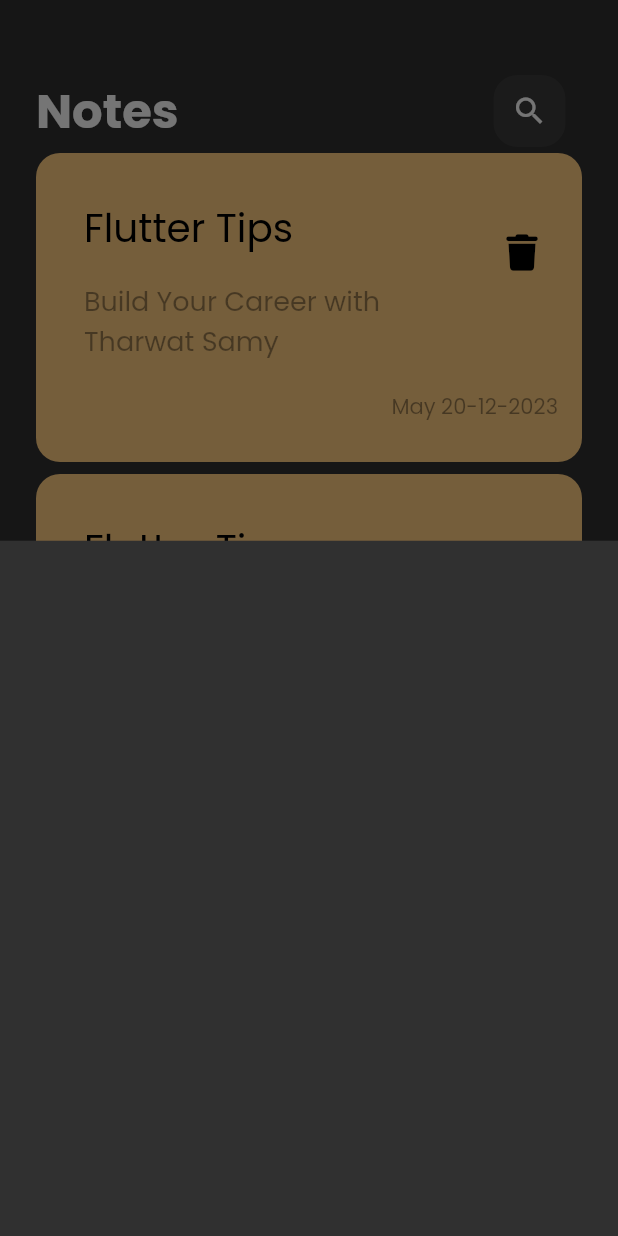
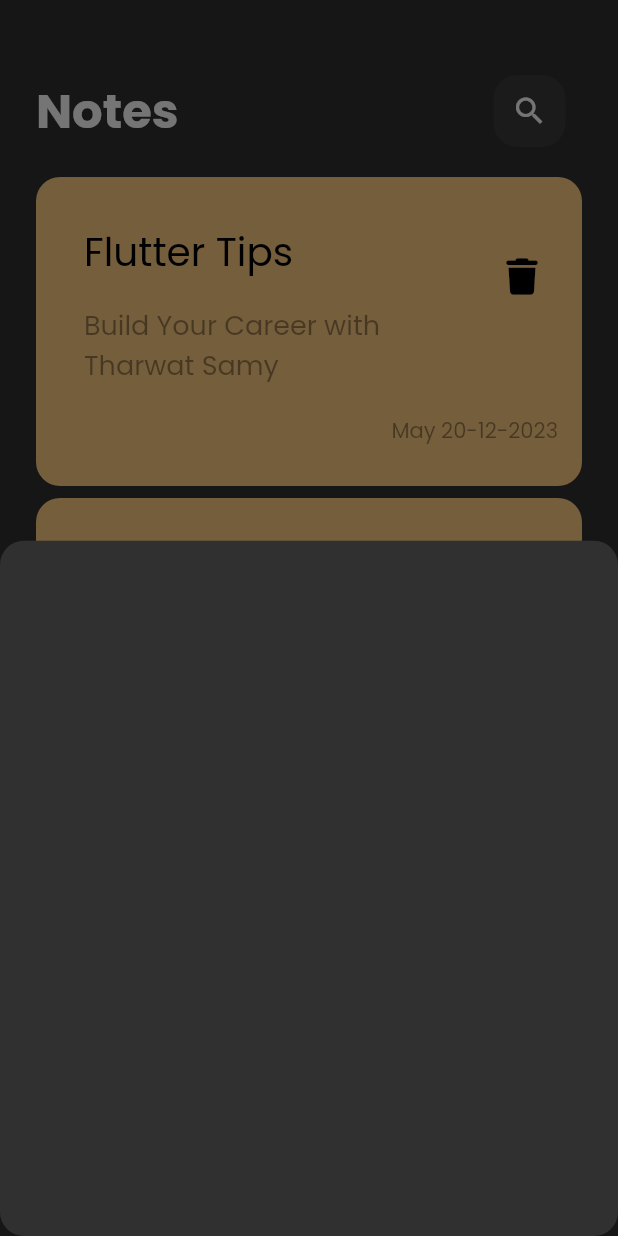
Before and after one commit to ramywael/Notes_App, a Flutter app: the screen it shows after launch, after a tap on the "add" icon, on a phone screen of 412 x 824 dp. Run offline on Flutter 3.47's test engine with Material 2 defaults, Android fonts, the phone set to English and light mode, and no system bars; our stand-ins replace font_awesome_flutter.

Commit message:
Creating the border to bottomsheet && padding list

```diff
--- a/lib/views/Notes_view.dart
+++ b/lib/views/Notes_view.dart
@@ -10,9 +10,14 @@ class NotesView extends StatelessWidget {
       floatingActionButton: FloatingActionButton(
           onPressed: () {
             showModalBottomSheet(
+              shape: RoundedRectangleBorder(
+                borderRadius: BorderRadius.circular(16),
+              ),
               context: context,
               builder: (context) {
-                return const AddBottomSheet();
+                return const AddBottomSheet(
+                    //Note when we make a CustomWidget here instead of returning container , it is better because the custom has a build method which it will make the change to ui without hot reload.
+                    );
               },
             );
           },
--- a/lib/widgets/add_buttom_sheet.dart
+++ b/lib/widgets/add_buttom_sheet.dart
@@ -5,6 +5,8 @@ class AddBottomSheet extends StatelessWidget {
 
   @override
   Widget build(BuildContext context) {
-    return  Container();
+    return  Container(
+      // the container is inside the bottomsheet not the reverse
+    );
   }
 }
--- a/lib/widgets/custom_notes_list.dart
+++ b/lib/widgets/custom_notes_list.dart
@@ -6,13 +6,17 @@ class CustomNotesList extends StatelessWidget {
 
   @override
   Widget build(BuildContext context) {
-    return ListView.builder(
+    return Padding(
+      padding: const EdgeInsets.symmetric(vertical: 16),
+      child: ListView.builder(
+        padding: EdgeInsets.zero,
         itemBuilder: (context, index) {
           return  const Padding(
             padding:  EdgeInsets.symmetric(vertical: 4),
             child:  CustomNoteItem(),
           );
         },
+      ),
     );
   }
 }
```
Lines whose indentation alone changed are shown as unchanged.
